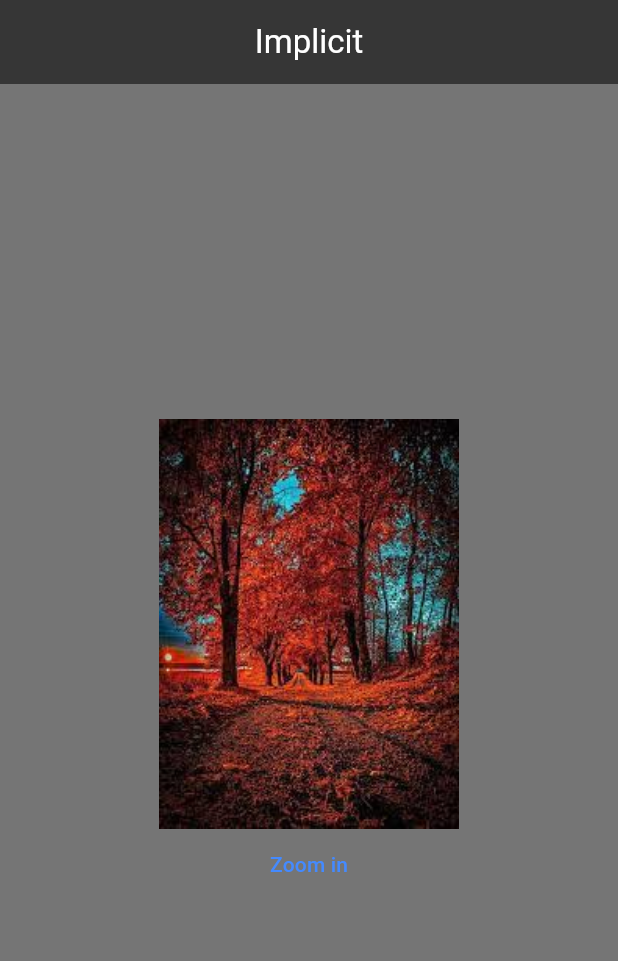
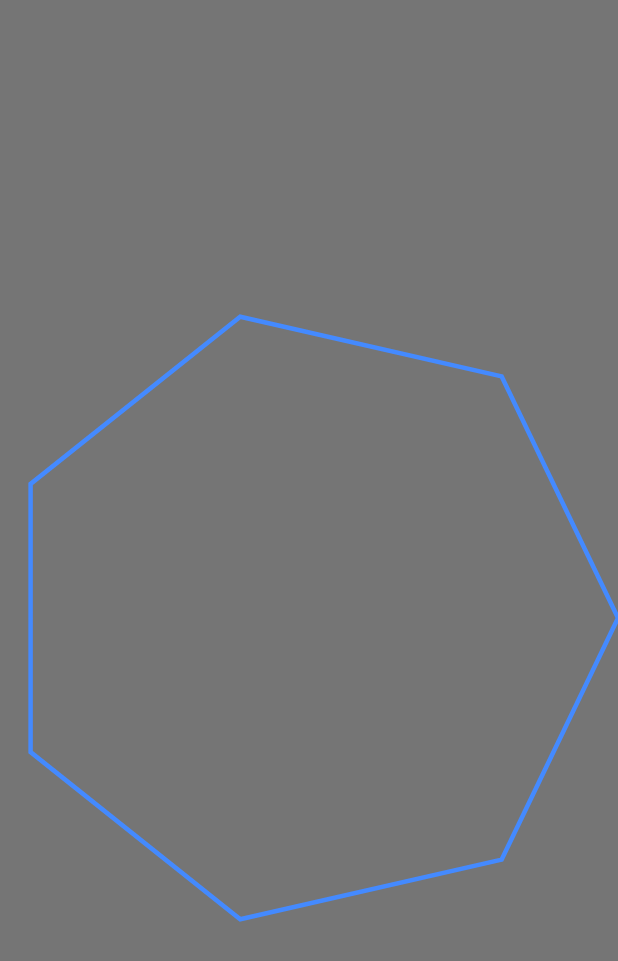
Before and after one commit to modu007/animations, a Flutter app: the screen it shows after launch, on a phone screen of 412 x 824 dp. Shown: the top 961 px of the screen. Run offline on Flutter 3.47's test engine with Material 2 defaults, Android fonts, the phone set to English and light mode, and no system bars.

Commit message:
custom paint animation

```diff
--- /dev/null
+++ b/lib/custom_painter.dart
@@ -0,0 +1,102 @@
+import 'dart:math';
+
+import 'package:flutter/material.dart';
+
+class CustomPainterAnimation extends StatefulWidget {
+  const CustomPainterAnimation({super.key});
+
+  @override
+  State<CustomPainterAnimation> createState() => _CustomPainterAnimationState();
+}
+
+class Polygon extends CustomPainter{
+  final int sides;
+  const Polygon({required this.sides, });
+
+  @override
+  void paint(Canvas canvas, Size size) {
+    final Paint paint =Paint()
+        ..color =Colors.blueAccent
+        ..strokeWidth=3.0
+        ..style=PaintingStyle.stroke
+        ..strokeCap =StrokeCap.round;
+
+    final path = Path();
+    // x=rsinθ, y=rcosθ
+    final Offset offset = Offset(size.width/2,size.height/2);
+    final radius = size.width/2;
+    final angle = (2 * pi)/sides;
+    final angles = List.generate(sides, (index) => index * angle);
+    path.moveTo(
+      offset.dx + radius * cos(0),
+      offset.dy + radius * sin(0),
+    );
+    for(double angle in angles){
+      path.lineTo(
+        offset.dx + radius * cos(angle),
+        offset.dy + radius * sin(angle),
+      );
+    }
+    path.close();
+    canvas.drawPath(path, paint);
+  }
+
+  @override
+  bool shouldRepaint(covariant CustomPainter oldDelegate) {
+    return oldDelegate is Polygon && oldDelegate.sides != sides;
+  }
+
+
+
+}
+
+class _CustomPainterAnimationState extends State<CustomPainterAnimation>
+    with TickerProviderStateMixin {
+  late AnimationController sidesController;
+  late Animation sidesAnimation;
+
+  @override
+  void initState() {
+    sidesController = AnimationController(
+        vsync: this,
+      duration: const Duration(seconds: 3)
+    );
+    sidesAnimation = IntTween(
+      begin: 3,
+      end: 10
+    ).animate(sidesController);
+    super.initState();
+  }
+  @override
+  void didChangeDependencies() {
+    sidesController.repeat(reverse: true);
+    super.didChangeDependencies();
+  }
+  @override
+  void dispose() {
+    sidesController.dispose();
+    super.dispose();
+  }
+  @override
+  Widget build(BuildContext context) {
+    return Scaffold(
+      backgroundColor: Colors.black54,
+      body: Center(
+        child: AnimatedBuilder(
+          animation: Listenable.merge([
+            sidesController
+          ]),
+          builder: (context,child){
+            return CustomPaint(
+              painter: Polygon(sides: sidesAnimation.value),
+              child: SizedBox(
+                height: MediaQuery.of(context).size.width,
+                width: MediaQuery.of(context).size.width,
+              ),
+            );
+          }
+        ),
+      ),
+    );
+  }
+}
--- a/lib/main.dart
+++ b/lib/main.dart
@@ -1,9 +1,5 @@
-import 'package:animations/cube_animation.dart';
-import 'package:animations/hero_animation.dart';
-import 'package:animations/implicit_animation.dart';
+import 'package:animations/custom_painter.dart';
 import 'package:flutter/material.dart';
-
-import 'first_animation.dart';
 
 void main() {
   runApp(const MyApp());
@@ -20,7 +16,7 @@ class MyApp extends StatelessWidget {
         colorScheme: ColorScheme.fromSeed(seedColor: Colors.deepPurple),
         useMaterial3: true,
       ),
-      home: const ImplicitAnimation(),
+      home: const CustomPainterAnimation(),
     );
   }
 }
```
